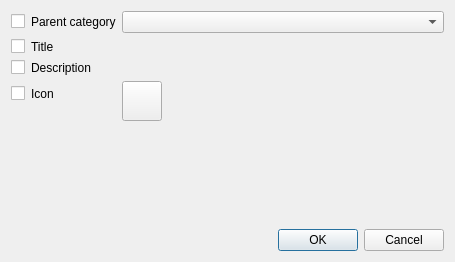
Qt form src/librssguard/services/abstract/gui/formcategorydetails.ui (martinrotter/rssguard) before a commit.
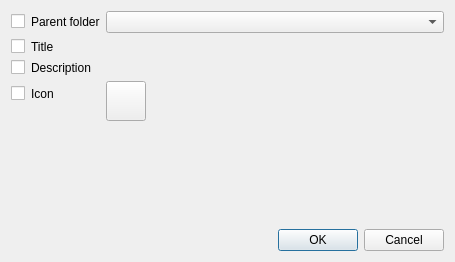
The same form after that commit. Custom widgets are drawn as their Qt base class.

Commit message: change of terminology, CATEGORY IS NOW FOLDER, update langs

```diff
--- a/src/librssguard/services/abstract/gui/formcategorydetails.ui
+++ b/src/librssguard/services/abstract/gui/formcategorydetails.ui
@@ -28,7 +28,7 @@
      <item>
       <widget class="QLabel" name="m_lblParentCategory">
        <property name="text">
-        <string>Parent category</string>
+        <string>Parent folder</string>
        </property>
        <property name="buddy">
         <cstring>m_cmbParentCategory</cstring>
```
Left out of the diff: 4 changed lines with no effect on the pictures. The commit also changes 17 other files.
